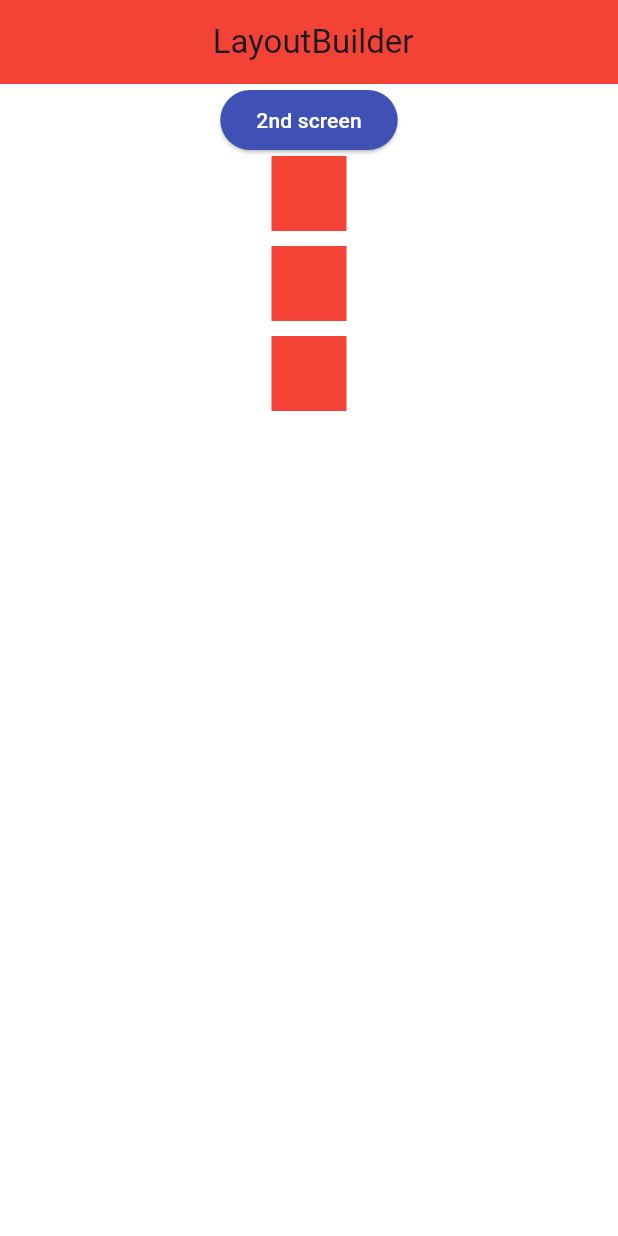
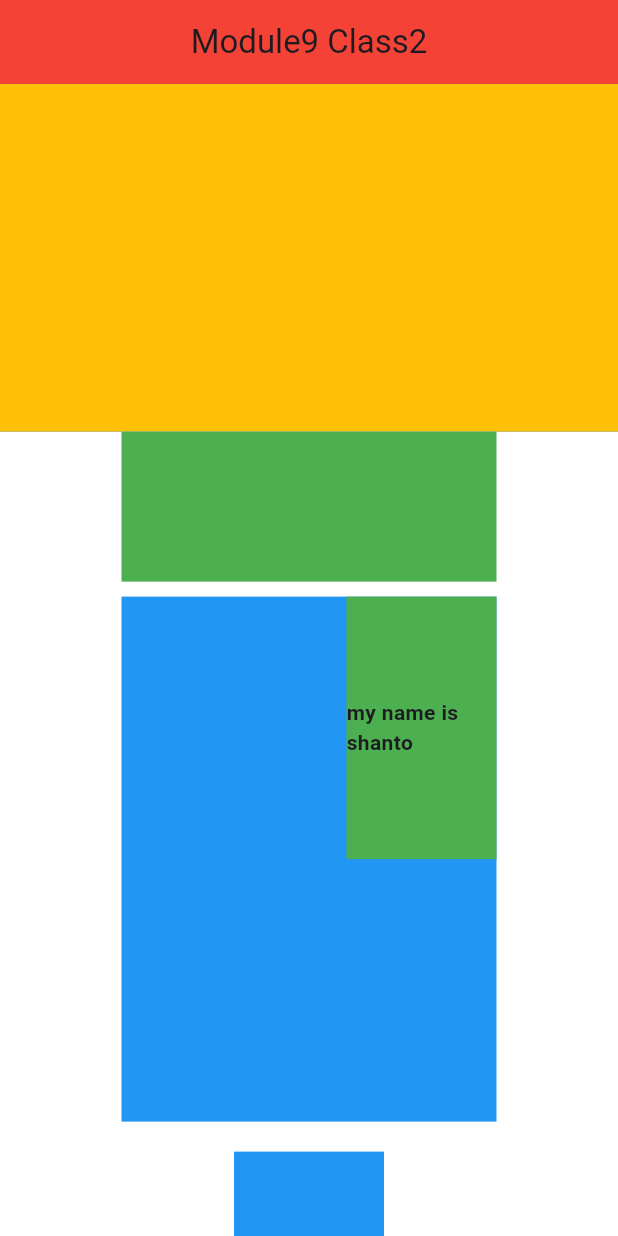
Before and after one commit to nimeullaha71/flutter_work_, a Flutter app: the screen it shows after launch, on a phone screen of 412 x 824 dp. Run offline on Flutter 3.47's test engine with Material 3 defaults, Android fonts, the phone set to English and light mode, and no system bars.

Commit message:
first commit

```diff
--- /dev/null
+++ b/lib/Module9_class2.dart
@@ -0,0 +1,136 @@
+import 'package:flutter/material.dart';
+
+class module9Class2 extends StatelessWidget {
+  const module9Class2({super.key});
+
+  @override
+  Widget build(BuildContext context) {
+    return Scaffold(
+      appBar: AppBar(
+        title: Text("Module9 Class2"),
+      ),
+      body: SingleChildScrollView(
+
+
+      child: Column(
+        children: [
+          Container(
+            color: Colors.blue,
+            child: AspectRatio(
+                aspectRatio: 16/9,
+              child: Container(
+                color: Colors.amber,
+              ),
+            ),
+          ),
+
+          Center(
+            child: SizedBox(
+              height: 100,
+              width: 250,
+                child: ColoredBox(color: Colors.green),
+            ),
+          ),
+
+          SizedBox(height: 10,),
+
+          Container(
+            height: 350,
+            width: 250,
+            color: Colors.blue,
+            child: FractionallySizedBox(
+              widthFactor: 0.4,
+              heightFactor:0.5,
+              alignment: Alignment.topRight,
+              child: Container(
+                color: Colors.green,
+                child: Center(
+                  child: Text("my name is shanto",style: TextStyle(fontWeight: FontWeight.bold),),
+                ),
+              ),
+            ),
+          ),
+          SizedBox(height: 20,),
+
+          SizedBox(
+          height: 330,
+          width: 300,
+
+
+          child: Column(
+            children: [
+              Expanded(
+                  flex: 3,
+                  child: Container(
+                height: 100,
+                width: 100,
+                color: Colors.blue,
+              ),
+    ),
+              SizedBox(height: 10,),
+
+              Expanded(
+                flex: 5,
+                  child: Container(
+                height: 100,
+                width: 100,
+                color: Colors.amber,
+              )
+              )
+            ],
+          )
+          ),
+
+          SizedBox(height: 10,),
+
+          Center(
+            child: Stack(
+              children: [
+                Container(
+                  width: 300,
+                  height: 300,
+                  decoration: BoxDecoration(
+                    color: Colors.red,
+                    borderRadius: BorderRadius.circular(20),
+                  ),
+                ),
+
+                Positioned(
+                  top: 40,
+                  bottom: 40,
+                  left: 40,
+                  right: 40,
+                  child: Container(
+                  width: 200,
+                  height: 200,
+                  decoration: BoxDecoration(
+                    color: Colors.green,
+                    borderRadius: BorderRadius.circular(20),
+                  ),
+                ),
+                ),
+
+                Positioned(
+                  top: 70,
+                  bottom: 70,
+                  left: 70,
+                  right: 70,
+                  child: Container(
+                  width: 100,
+                  height: 100,
+                  decoration: BoxDecoration(
+                    color: Colors.yellow,
+                    borderRadius: BorderRadius.circular(20),
+                  ),
+                )
+                )
+              ],
+            ),
+          ),
+          SizedBox(height: 50,),
+        ],
+      ),
+      ),
+    );
+  }
+}
--- a/lib/myApp.dart
+++ b/lib/myApp.dart
@@ -1,4 +1,5 @@
 import 'package:flutter/material.dart';
+import 'package:flutter_work/Module9_class2.dart';
 import 'package:flutter_work/Module9_class_1_mediaQuery_wrap.dart';
 import 'Home.dart';
 
@@ -23,8 +24,8 @@ class myApp extends StatelessWidget {
           )
       ),
       title: 'Ostad Flutter app',
-      //home: MediaQueryExample(),
-      home:LayoutBuilderExample(),
+      home: module9Class2(),
+
     );
   }
 }
```
